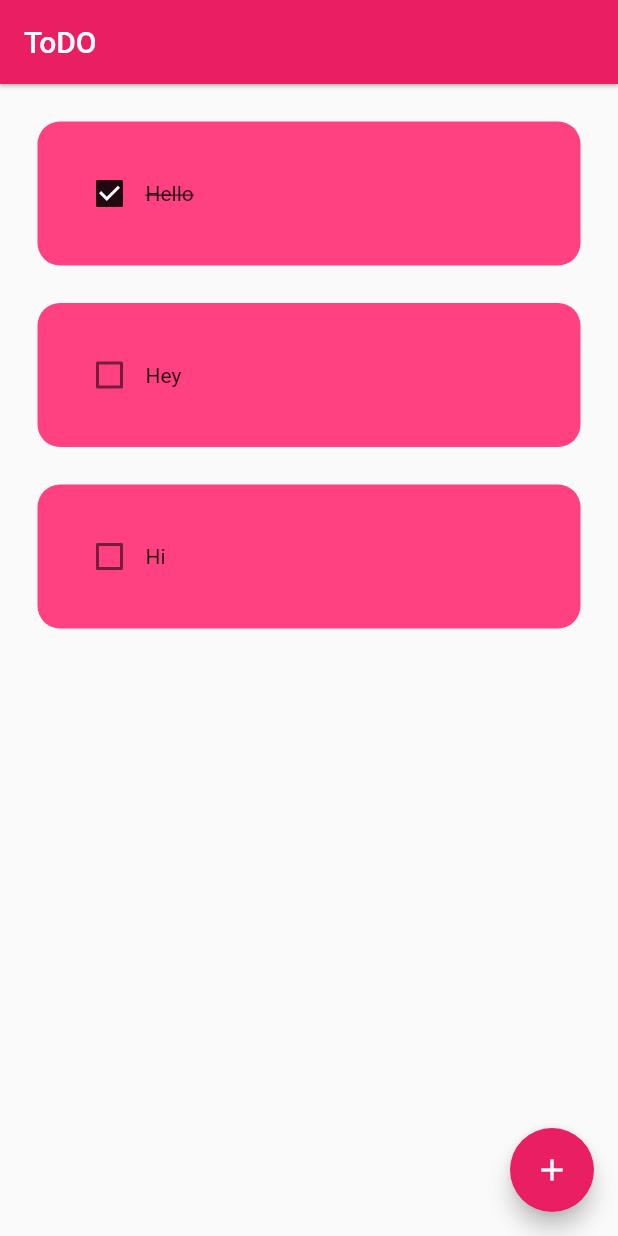
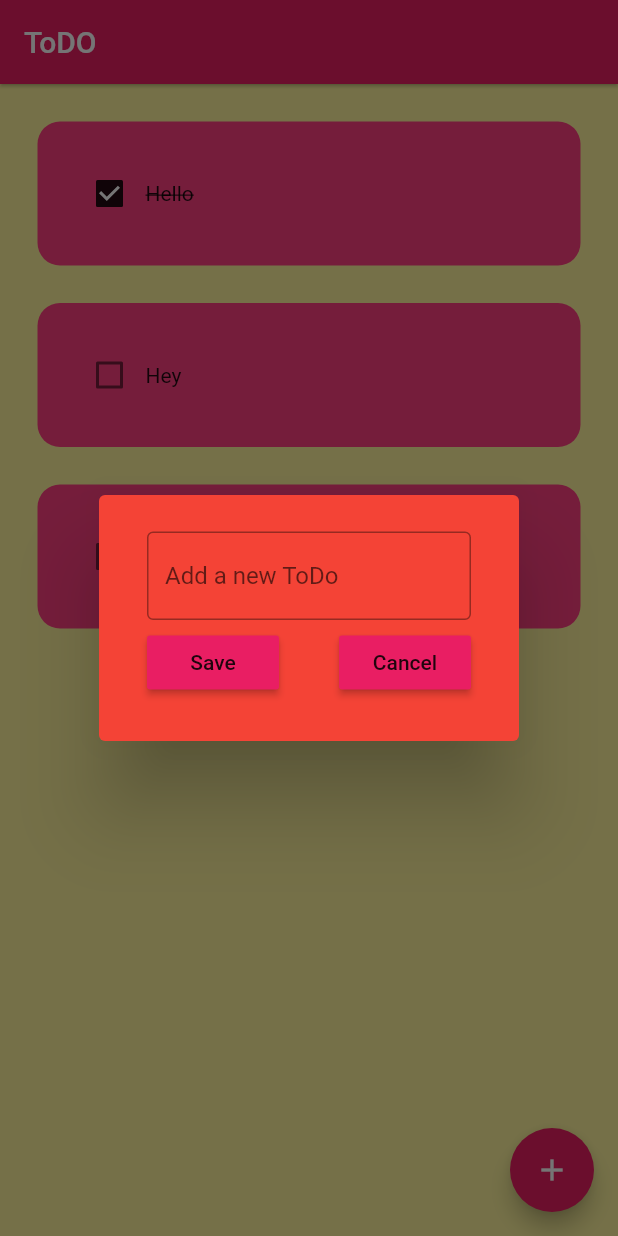
Before and after one commit to AbdelilahMeddahi/todo_app, a Flutter app: the screen it shows after launch, after a tap on the "add" icon, on a phone screen of 412 x 824 dp. Run offline on Flutter 3.47's test engine with Material 2 defaults, Android fonts, the phone set to English and light mode, and no system bars.

```diff
--- a/lib/screens/home_screen.dart
+++ b/lib/screens/home_screen.dart
@@ -1,4 +1,5 @@
 import 'package:flutter/material.dart';
+import 'package:todo_app/utils/dialog_box.dart';
 import 'package:todo_app/utils/todo_tile.dart';
 
 class HomeScreen extends StatefulWidget {
@@ -9,6 +10,18 @@ class HomeScreen extends StatefulWidget {
 }
 
 class _HomeScreenState extends State<HomeScreen> {
+
+  // text controller
+  final _controller = TextEditingController();
+
+  //save new task method
+  void saveNewTask(){
+    setState(() {
+      toDoList.add([_controller.text,false]);
+    });
+    Navigator.of(context).pop();
+  }
+
   List toDoList = [
     ["Hello", true],
     ["Hey", false],
@@ -22,23 +35,38 @@ class _HomeScreenState extends State<HomeScreen> {
     });
   }
 
+  //create a new ToDo method
+  void createNewToDo() {
+    showDialog(
+      context: context,
+      builder: (context) => DialogBox(
+        controller: _controller,
+        onCancel: (){Navigator.of(context).pop();},
+        onSave: saveNewTask,
+      ),
+    );
+  }
+
   @override
   Widget build(BuildContext context) {
     return Scaffold(
+      backgroundColor: Colors.yellow[200],
       appBar: AppBar(
-        title: Text("ToDO"),
+        title: const Text("ToDO"),
         elevation: 1,
       ),
       floatingActionButton: FloatingActionButton(
-        child: Icon(Icons.add),
-        onPressed: () {},
+        child: const Icon(Icons.add),
+        onPressed: createNewToDo,
       ),
       body: ListView.builder(
         itemCount: toDoList.length,
         itemBuilder: (context, index) {
-          return ToDoTile(taskName: toDoList[index][0],
+          return ToDoTile(
+            taskName: toDoList[index][0],
             taskCompleted: toDoList[index][1],
-            onChanged: (value) => checkBoxTap(value,index),);
+            onChanged: (value) => checkBoxTap(value, index),
+          );
         },
       ),
     );
--- /dev/null
+++ b/lib/utils/components/button.dart
@@ -0,0 +1,18 @@
+import 'package:flutter/material.dart';
+
+class ButtonWidget extends StatelessWidget {
+  final String buttonName;
+  VoidCallback onPressed;
+
+  ButtonWidget({Key? key, required this.onPressed, required this.buttonName})
+      : super(key: key);
+
+  @override
+  Widget build(BuildContext context) {
+    return MaterialButton(
+      color: Theme.of(context).primaryColor,
+      child: Text(buttonName),
+      onPressed: onPressed,
+    );
+  }
+}
--- /dev/null
+++ b/lib/utils/dialog_box.dart
@@ -0,0 +1,42 @@
+import 'package:flutter/material.dart';
+import 'package:todo_app/utils/components/button.dart';
+
+class DialogBox extends StatelessWidget {
+  final controller;
+  VoidCallback onSave;
+  VoidCallback onCancel;
+  DialogBox({Key? key,required this.controller,required this.onCancel,required this.onSave}) : super(key: key);
+
+  @override
+  Widget build(BuildContext context) {
+    return AlertDialog(
+      backgroundColor: Colors.red,
+      content: Container(
+        height: 120,
+        child: Padding(
+          padding: const EdgeInsets.symmetric(horizontal: 8.0),
+          child: Column(
+            mainAxisAlignment: MainAxisAlignment.spaceEvenly,
+            children: [
+              TextField(
+                controller: controller,
+                decoration: InputDecoration(
+                  border: OutlineInputBorder(),
+                  hintText: "Add a new ToDo",
+                ),
+              ),
+              Row(
+                mainAxisAlignment: MainAxisAlignment.spaceBetween,
+                children: [
+
+                  ButtonWidget(buttonName: "Save",onPressed: onSave),
+                  ButtonWidget(buttonName: "Cancel",onPressed: onCancel),
+                ],
+              ),
+            ],
+          ),
+        ),
+      ),
+    );
+  }
+}
```
